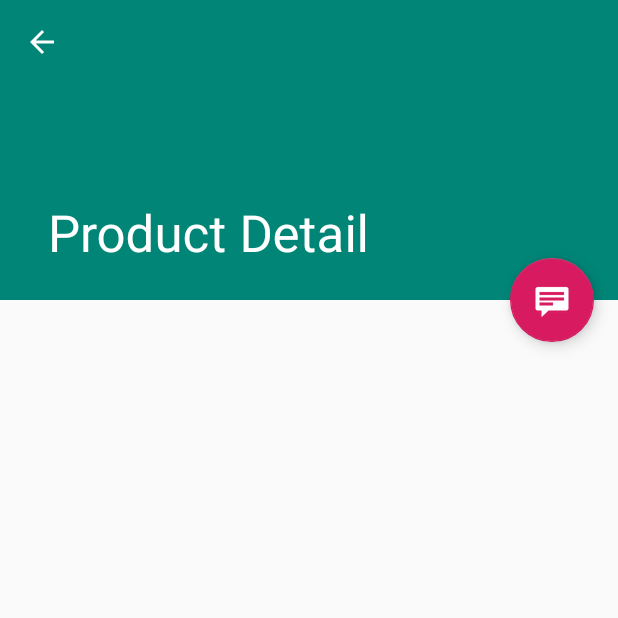
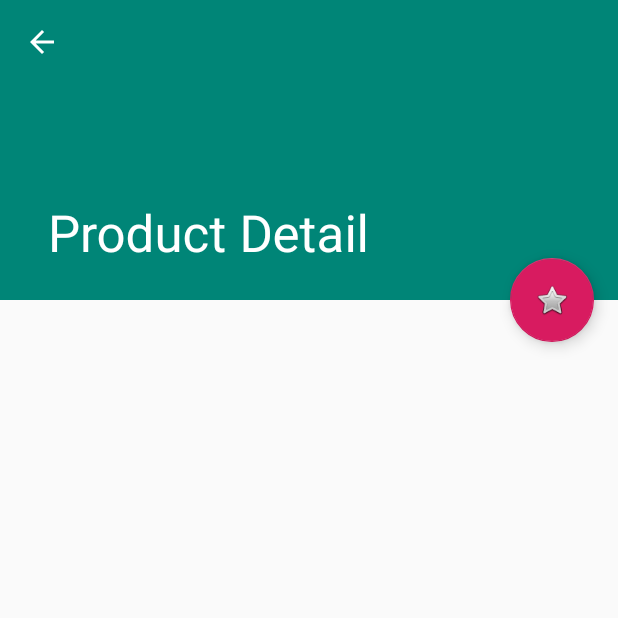
Before and after one commit to thomasbigger584/ItemRecommender-Android, an Android app: the ProductDetailActivity screen opened directly, with no data from a screen before it, on a phone screen of 412 x 824 dp, the top half of it. Run offline under Robolectric (Android 15) with nearby library versions, the phone set to English and light mode, and no system bars; pictures from the network do not load; 2 statements that could not run were skipped.

Commit message:
displaying weather values and buttons in to be used to mark interest and purchase

```diff
--- a/app/src/main/java/com/twb/itemrecommender/feature/product/ProductDetailActivity.java
+++ b/app/src/main/java/com/twb/itemrecommender/feature/product/ProductDetailActivity.java
@@ -2,8 +2,8 @@ package com.twb.itemrecommender.feature.product;
 
 import android.content.Intent;
 import android.os.Bundle;
+import android.support.annotation.DrawableRes;
 import android.support.design.widget.FloatingActionButton;
-import android.support.design.widget.Snackbar;
 import android.support.v7.app.ActionBar;
 import android.support.v7.app.AppCompatActivity;
 import android.support.v7.widget.Toolbar;
@@ -19,16 +19,21 @@ import com.twb.itemrecommender.R;
  */
 public class ProductDetailActivity extends AppCompatActivity {
 
+    @DrawableRes
+    private static final int FAVOURITE_ON = android.R.drawable.btn_star_big_on;
+
+    @DrawableRes
+    private static final int FAVOURITE_OFF = android.R.drawable.btn_star_big_off;
+
+    @DrawableRes
+    private int currentFavouriteStatus = FAVOURITE_OFF;
+
     @Override
     protected void onCreate(Bundle savedInstanceState) {
         super.onCreate(savedInstanceState);
         setContentView(R.layout.activity_product_detail);
         Toolbar toolbar = findViewById(R.id.detail_toolbar);
         setSupportActionBar(toolbar);
-
-        FloatingActionButton fab = findViewById(R.id.fab);
-        fab.setOnClickListener(view -> Snackbar.make(view, "Replace with your own detail action", Snackbar.LENGTH_LONG)
-                .setAction("Action", null).show());
 
         // Show the Up button in the action bar.
         ActionBar actionBar = getSupportActionBar();
@@ -56,6 +61,24 @@ public class ProductDetailActivity extends AppCompatActivity {
             getSupportFragmentManager().beginTransaction()
                     .add(R.id.product_detail_container, fragment)
                     .commit();
+
+            FloatingActionButton fab = findViewById(R.id.fab);
+            fab.setOnClickListener(view -> {
+                switch (currentFavouriteStatus) {
+                    case FAVOURITE_ON: {
+                        fragment.onFavouriteClick(false);
+                        fab.setImageResource(FAVOURITE_OFF);
+                        currentFavouriteStatus = FAVOURITE_OFF;
+                        break;
+                    }
+                    case FAVOURITE_OFF: {
+                        fragment.onFavouriteClick(true);
+                        fab.setImageResource(FAVOURITE_ON);
+                        currentFavouriteStatus = FAVOURITE_ON;
+                        break;
+                    }
+                }
+            });
         }
     }
 
--- a/app/src/main/java/com/twb/itemrecommender/feature/product/ProductDetailFragment.java
+++ b/app/src/main/java/com/twb/itemrecommender/feature/product/ProductDetailFragment.java
@@ -8,6 +8,7 @@ import android.support.v4.app.Fragment;
 import android.view.LayoutInflater;
 import android.view.View;
 import android.view.ViewGroup;
+import android.widget.Button;
 import android.widget.ImageView;
 import android.widget.TextView;
 
@@ -23,6 +24,7 @@ import com.twb.itemrecommender.data.domain.Attraction;
  * on handsets.
  */
 public class ProductDetailFragment extends Fragment {
+
     /**
      * The fragment argument representing the item ID that this fragment
      * represents.
@@ -33,6 +35,9 @@ public class ProductDetailFragment extends Fragment {
      * The dummy content this fragment is presenting.
      */
     private Attraction mItem;
+
+    private Button purchaseButton;
+
 
     /**
      * Mandatory empty constructor for the fragment manager to instantiate the
@@ -75,7 +80,31 @@ public class ProductDetailFragment extends Fragment {
         // Show the dummy content as text in a TextView.
         if (mItem != null) {
             ((TextView) rootView.findViewById(R.id.product_detail)).setText(mItem.getPerex());
+
+            ((TextView) rootView.findViewById(R.id.marker)).setText(mItem.getMarker());
+            ((TextView) rootView.findViewById(R.id.categories)).setText(mItem.getCategories());
+            ((TextView) rootView.findViewById(R.id.summary)).setText(mItem.getDsSummary());
+            ((TextView) rootView.findViewById(R.id.apparentTempHigh)).setText(String.format("Apparent Temp High: %s", mItem.getDsApparentTemperatureHigh()));
+            ((TextView) rootView.findViewById(R.id.apparentTempLow)).setText(String.format("Apparent Temp Low: %s", mItem.getDsApparentTemperatureLow()));
+            ((TextView) rootView.findViewById(R.id.dewPoint)).setText(String.format("Dew Point: %s", mItem.getDsDewPoint()));
+            ((TextView) rootView.findViewById(R.id.humidity)).setText(String.format("Humidity: %s", mItem.getDsHumidity()));
+            ((TextView) rootView.findViewById(R.id.pressure)).setText(String.format("Pressure: %s", mItem.getDsPressure()));
+            ((TextView) rootView.findViewById(R.id.windspeed)).setText(String.format("Wind Speed: %s", mItem.getDsWindSpeed()));
+            ((TextView) rootView.findViewById(R.id.windgust)).setText(String.format("Wind Gust: %s", mItem.getDsWindGust()));
+            ((TextView) rootView.findViewById(R.id.cloudcover)).setText(String.format("Cloud Cover: %s", mItem.getDsCloudCover()));
+
+            this.purchaseButton = rootView.findViewById(R.id.purchaseButton);
+
         }
         return rootView;
     }
+
+    public void onFavouriteClick(boolean show) {
+
+        if (show) {
+            this.purchaseButton.setVisibility(View.VISIBLE);
+        } else {
+            this.purchaseButton.setVisibility(View.GONE);
+        }
+    }
 }
--- a/app/src/main/res/layout/activity_product_detail.xml
+++ b/app/src/main/res/layout/activity_product_detail.xml
@@ -56,6 +56,6 @@
         android:layout_margin="@dimen/fab_margin"
         app:layout_anchor="@+id/product_detail_container"
         app:layout_anchorGravity="top|end"
-        app:srcCompat="@android:drawable/stat_notify_chat" />
+        app:srcCompat="@android:drawable/btn_star_big_off" />
 
 </android.support.design.widget.CoordinatorLayout>
--- a/app/src/main/res/layout/product_detail.xml
+++ b/app/src/main/res/layout/product_detail.xml
@@ -1,10 +1,106 @@
 <?xml version="1.0" encoding="utf-8"?>
-<TextView xmlns:android="http://schemas.android.com/apk/res/android"
+<LinearLayout xmlns:android="http://schemas.android.com/apk/res/android"
     xmlns:tools="http://schemas.android.com/tools"
-    android:id="@+id/product_detail"
-    style="?android:attr/textAppearanceLarge"
     android:layout_width="match_parent"
     android:layout_height="match_parent"
-    android:padding="16dp"
-    android:textIsSelectable="true"
-    tools:context=".feature.product.ProductDetailFragment" />
+    android:orientation="vertical"
+    tools:context=".feature.product.ProductDetailFragment">
+
+    <TextView
+        android:id="@+id/product_detail"
+        style="?android:attr/textAppearanceLarge"
+        android:layout_width="match_parent"
+        android:layout_height="wrap_content"
+        android:padding="16dp"
+        android:textIsSelectable="true" />
+
+    <TextView
+        android:id="@+id/marker"
+        style="?android:attr/textAppearanceLarge"
+        android:layout_width="match_parent"
+        android:layout_height="wrap_content"
+        android:padding="14dp" />
+
+    <TextView
+        android:id="@+id/categories"
+        style="?android:attr/textAppearanceLarge"
+        android:layout_width="match_parent"
+        android:layout_height="wrap_content"
+        android:padding="14dp" />
+
+    <TextView
+        android:id="@+id/summary"
+        style="?android:attr/textAppearanceLarge"
+        android:layout_width="match_parent"
+        android:layout_height="wrap_content"
+        android:padding="14dp" />
+
+    <TextView
+        android:id="@+id/apparentTempHigh"
+        style="?android:attr/textAppearanceLarge"
+        android:layout_width="match_parent"
+        android:layout_height="wrap_content"
+        android:padding="14dp"
+        android:textIsSelectable="true" />
+
+    <TextView
+        android:id="@+id/apparentTempLow"
+        style="?android:attr/textAppearanceLarge"
+        android:layout_width="match_parent"
+        android:layout_height="wrap_content"
+        android:padding="14dp" />
+
+
+    <TextView
+        android:id="@+id/dewPoint"
+        style="?android:attr/textAppearanceLarge"
+        android:layout_width="match_parent"
+        android:layout_height="wrap_content"
+        android:padding="14dp"
+        android:textIsSelectable="true" />
+
+
+    <TextView
+        android:id="@+id/humidity"
+        style="?android:attr/textAppearanceLarge"
+        android:layout_width="match_parent"
+        android:layout_height="wrap_content"
+        android:padding="14dp" />
+
+    <TextView
+        android:id="@+id/pressure"
+        style="?android:attr/textAppearanceLarge"
+        android:layout_width="match_parent"
+        android:layout_height="wrap_content"
+        android:padding="14dp" />
+
+    <TextView
+        android:id="@+id/windspeed"
+        style="?android:attr/textAppearanceLarge"
+        android:layout_width="match_parent"
+        android:layout_height="wrap_content"
+        android:padding="14dp" />
+
+    <TextView
+        android:id="@+id/windgust"
+        style="?android:attr/textAppearanceLarge"
+        android:layout_width="match_parent"
+        android:layout_height="wrap_content"
+        android:padding="14dp" />
+
+    <TextView
+        android:id="@+id/cloudcover"
+        style="?android:attr/textAppearanceLarge"
+        android:layout_width="match_parent"
+        android:layout_height="wrap_content"
+        android:padding="14dp" />
+
+    <Button
+        android:id="@+id/purchaseButton"
+        style="@style/Widget.AppCompat.Button.Colored"
+        android:layout_width="match_parent"
+        android:layout_height="90dp"
+        android:text="Purchase"
+        android:visibility="gone" />
+
+</LinearLayout>
```
